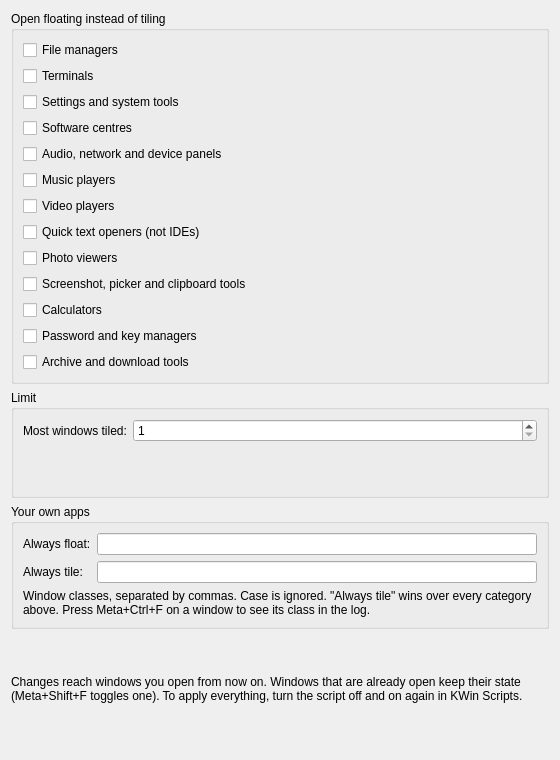
Before: the Qt Designer form script/contents/ui/config.ui in LousySniper/alternating-master-stack, drawn with Qt 5.
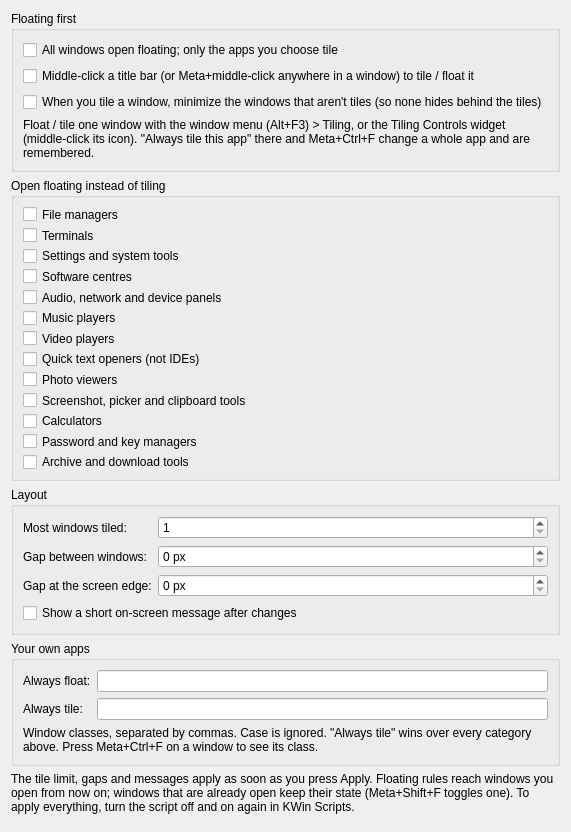
After: the same form once the commit is applied.

```diff
--- a/script/contents/ui/config.ui
+++ b/script/contents/ui/config.ui
@@ -6,6 +6,35 @@
    <rect><x>0</x><y>0</y><width>560</width><height>760</height></rect>
   </property>
   <layout class="QVBoxLayout" name="mainLayout">
+   <item>
+    <widget class="QGroupBox" name="groupMode">
+     <property name="title"><string>Floating first</string></property>
+     <layout class="QVBoxLayout" name="modeLayout">
+      <item>
+       <widget class="QCheckBox" name="kcfg_floatAll">
+        <property name="text"><string>All windows open floating; only the apps you choose tile</string></property>
+       </widget>
+      </item>
+      <item>
+       <widget class="QCheckBox" name="kcfg_middleClickToggle">
+        <property name="text"><string>Middle-click a title bar (or Meta+middle-click anywhere in a window) to tile / float it</string></property>
+        <property name="toolTip"><string>Needs middle-click bound to "Decrease opacity": install with --middle-click, or set it under Window Management &gt; Window Behavior &gt; Titlebar Actions and Window Actions. Not compatible with window rules that change the opacity of inactive windows by exactly 10%.</string></property>
+       </widget>
+      </item>
+      <item>
+       <widget class="QCheckBox" name="kcfg_minimizeOnTile">
+        <property name="text"><string>When you tile a window, minimize the windows that aren't tiles (so none hides behind the tiles)</string></property>
+       </widget>
+      </item>
+      <item>
+       <widget class="QLabel" name="labelMode">
+        <property name="text"><string>Float / tile one window with the window menu (Alt+F3) &gt; Tiling, or the Tiling Controls widget (middle-click its icon). "Always tile this app" there and Meta+Ctrl+F change a whole app and are remembered.</string></property>
+        <property name="wordWrap"><bool>true</bool></property>
+       </widget>
+      </item>
+     </layout>
+    </widget>
+   </item>
    <item>
     <widget class="QGroupBox" name="groupFloat">
      <property name="title"><string>Open floating instead of tiling</string></property>
@@ -93,7 +122,7 @@
    </item>
    <item>
     <widget class="QGroupBox" name="groupLimit">
-     <property name="title"><string>Limit</string></property>
+     <property name="title"><string>Layout</string></property>
      <layout class="QFormLayout" name="limitLayout">
       <item row="0" column="0">
        <widget class="QLabel" name="labelMax"><property name="text"><string>Most windows tiled:</string></property></widget>
@@ -104,6 +133,31 @@
         <property name="maximum"><number>12</number></property>
        </widget>
       </item>
+      <item row="1" column="0">
+       <widget class="QLabel" name="labelGapInner"><property name="text"><string>Gap between windows:</string></property></widget>
+      </item>
+      <item row="1" column="1">
+       <widget class="QSpinBox" name="kcfg_gapInner">
+        <property name="suffix"><string> px</string></property>
+        <property name="minimum"><number>0</number></property>
+        <property name="maximum"><number>64</number></property>
+       </widget>
+      </item>
+      <item row="2" column="0">
+       <widget class="QLabel" name="labelGapOuter"><property name="text"><string>Gap at the screen edge:</string></property></widget>
+      </item>
+      <item row="2" column="1">
+       <widget class="QSpinBox" name="kcfg_gapOuter">
+        <property name="suffix"><string> px</string></property>
+        <property name="minimum"><number>0</number></property>
+        <property name="maximum"><number>64</number></property>
+       </widget>
+      </item>
+      <item row="3" column="0" colspan="2">
+       <widget class="QCheckBox" name="kcfg_osdMessages">
+        <property name="text"><string>Show a short on-screen message after changes</string></property>
+       </widget>
+      </item>
      </layout>
     </widget>
    </item>
@@ -121,7 +175,7 @@
       <item row="1" column="1"><widget class="QLineEdit" name="kcfg_alwaysTile"/></item>
       <item row="2" column="0" colspan="2">
        <widget class="QLabel" name="labelHint">
-        <property name="text"><string>Window classes, separated by commas. Case is ignored. "Always tile" wins over every category above. Press Meta+Ctrl+F on a window to see its class in the log.</string></property>
+        <property name="text"><string>Window classes, separated by commas. Case is ignored. "Always tile" wins over every category above. Press Meta+Ctrl+F on a window to see its class.</string></property>
         <property name="wordWrap"><bool>true</bool></property>
        </widget>
       </item>
@@ -130,7 +184,7 @@
    </item>
    <item>
     <widget class="QLabel" name="labelApply">
-     <property name="text"><string>Changes reach windows you open from now on. Windows that are already open keep their state (Meta+Shift+F toggles one). To apply everything, turn the script off and on again in KWin Scripts.</string></property>
+     <property name="text"><string>The tile limit, gaps and messages apply as soon as you press Apply. Floating rules reach windows you open from now on; windows that are already open keep their state (Meta+Shift+F toggles one). To apply everything, turn the script off and on again in KWin Scripts.</string></property>
      <property name="wordWrap"><bool>true</bool></property>
     </widget>
    </item>
```
